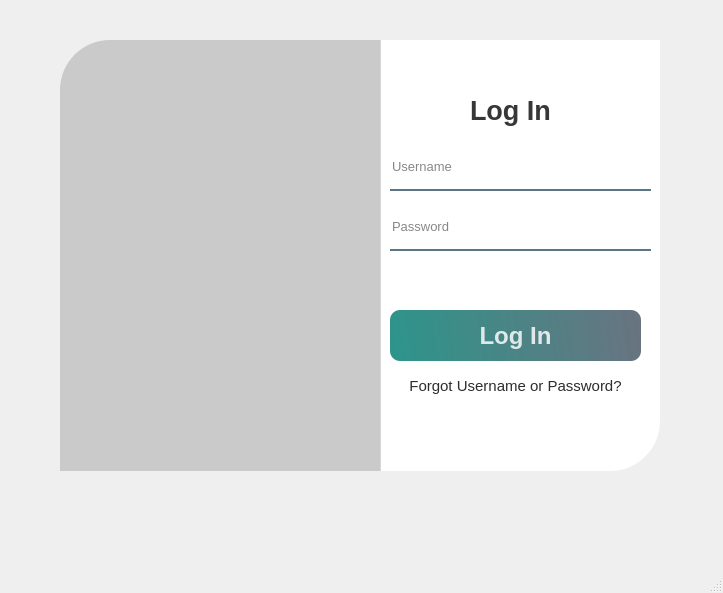
The window that Seth/solarproject/shit/loginscreen.ui (ghassanarnouk/ELEC-3907) describes before a commit, drawn with Qt 5.
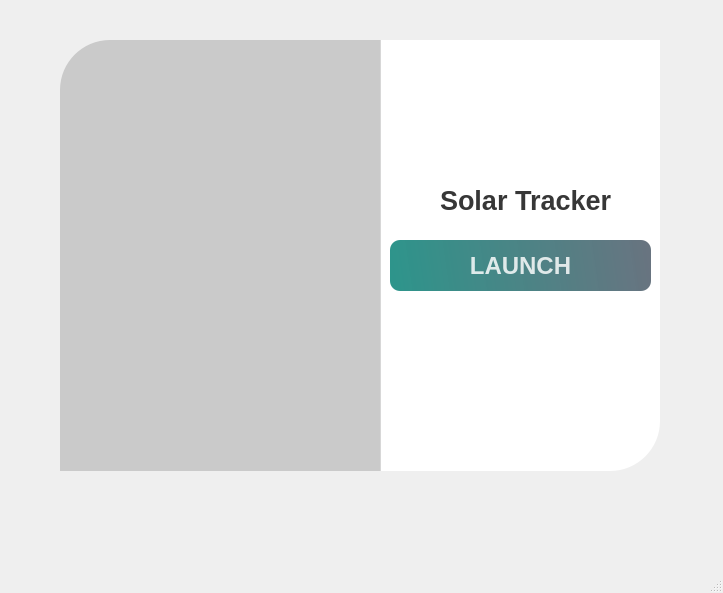
The same window after the commit. Icons and pictures are not drawn.

```diff
--- a/Seth/solarproject/shit/loginscreen.ui
+++ b/Seth/solarproject/shit/loginscreen.ui
@@ -67,9 +67,9 @@
     <widget class="QLabel" name="label_3">
      <property name="geometry">
       <rect>
-       <x>410</x>
-       <y>80</y>
-       <width>100</width>
+       <x>380</x>
+       <y>170</y>
+       <width>181</width>
        <height>40</height>
       </rect>
      </property>
@@ -84,68 +84,15 @@
       <string notr="true">color:rgba(0,0,0,200);</string>
      </property>
      <property name="text">
-      <string>Log In</string>
-     </property>
-    </widget>
-    <widget class="QLineEdit" name="username_text">
-     <property name="geometry">
-      <rect>
-       <x>330</x>
-       <y>140</y>
-       <width>261</width>
-       <height>41</height>
-      </rect>
-     </property>
-     <property name="font">
-      <font>
-       <pointsize>10</pointsize>
-      </font>
-     </property>
-     <property name="styleSheet">
-      <string notr="true">background-color:rhba(0,0,0,0);
-border:none;
-border-bottom: 2px solid rgba(46,82,101,200);
-color:rgba(0,0,0,240);
-padding-bottom:7px;</string>
-     </property>
-     <property name="placeholderText">
-      <string>Username</string>
-     </property>
-    </widget>
-    <widget class="QLineEdit" name="password_text">
-     <property name="geometry">
-      <rect>
-       <x>330</x>
-       <y>200</y>
-       <width>261</width>
-       <height>41</height>
-      </rect>
-     </property>
-     <property name="font">
-      <font>
-       <pointsize>10</pointsize>
-      </font>
-     </property>
-     <property name="styleSheet">
-      <string notr="true">background-color:rhba(0,0,0,0);
-border:none;
-border-bottom: 2px solid rgba(46,82,101,200);
-color:rgba(0,0,0,240);
-padding-bottom:7px;</string>
-     </property>
-     <property name="echoMode">
-      <enum>QLineEdit::Password</enum>
-     </property>
-     <property name="placeholderText">
-      <string>Password</string>
+      <string>Solar Tracker</string>
      </property>
     </widget>
     <widget class="QPushButton" name="pushButton">
      <property name="geometry">
       <rect>
        <x>330</x>
-       <y>300</y>
-       <width>251</width>
+       <y>230</y>
+       <width>261</width>
        <height>51</height>
       </rect>
      </property>
@@ -173,7 +120,7 @@
 }</string>
      </property>
      <property name="text">
-      <string>Log In</string>
+      <string>LAUNCH</string>
      </property>
     </widget>
     <widget class="QLabel" name="label_5">
@@ -194,30 +141,6 @@
       <string/>
      </property>
     </widget>
-    <widget class="QPushButton" name="pushButton_2">
-     <property name="geometry">
-      <rect>
-       <x>330</x>
-       <y>360</y>
-       <width>251</width>
-       <height>31</height>
-      </rect>
-     </property>
-     <property name="font">
-      <font>
-       <pointsize>11</pointsize>
-       <weight>50</weight>
-       <bold>false</bold>
-      </font>
-     </property>
-     <property name="styleSheet">
-      <string notr="true">color:rgba(0,0,0,210);
-border:none;</string>
-     </property>
-     <property name="text">
-      <string>Forgot Username or Password?</string>
-     </property>
-    </widget>
    </widget>
   </widget>
   <widget class="QMenuBar" name="menubar">
```
Left out of the diff: 2 changed lines with no effect on the pictures.
